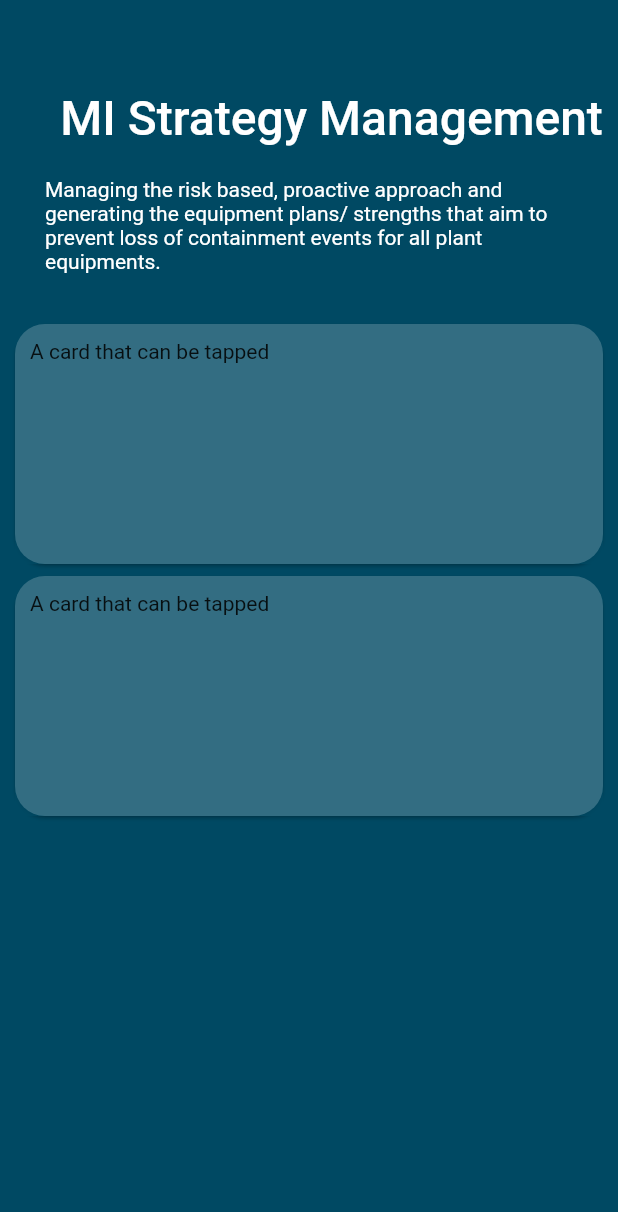
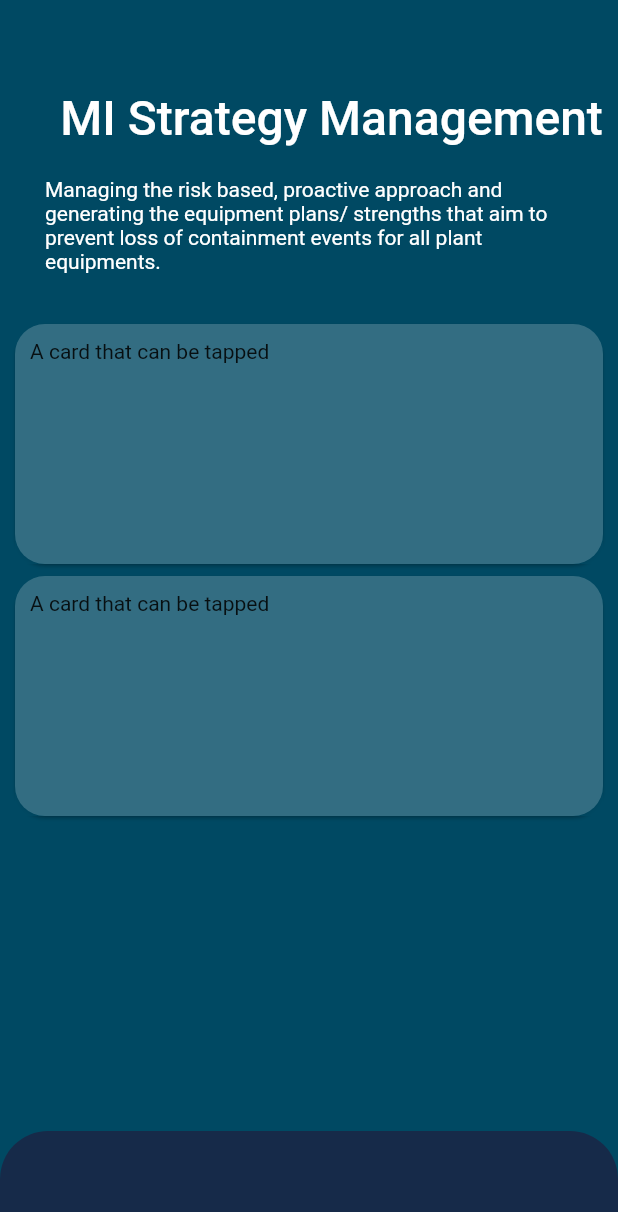
Before and after one commit to SonQBChau/brand_root_solution, a Flutter app: the screen it shows after launch, on a phone screen of 412 x 824 dp. Shown: the top 1212 px of the screen. Run offline on Flutter 3.47's test engine with Material 2 defaults, Android fonts, the phone set to English and light mode, and no system bars; our stand-ins replace charts_flutter; missing offline and left inert: animator.

Commit message:
add bottom sheet

```diff
--- a/lib/screens/mi_strategy_page.dart
+++ b/lib/screens/mi_strategy_page.dart
@@ -1,5 +1,6 @@
 import 'package:flutter/material.dart';
 import 'package:sale_form_demo/utils/app_color.dart';
+import 'package:sale_form_demo/widgets/mi_strategy_bottom_sheet.dart';
 
 class MiStrategyPage extends StatelessWidget {
 
@@ -14,7 +15,9 @@ class MiStrategyPage extends StatelessWidget {
           height: screenHeight,
         ),
         color: colorBlue,
-        child: Column(
+        child: Stack(
+          children: <Widget>[
+            Column(
               children: <Widget>[
                 Container(
                   padding: EdgeInsets.only(left: 30, top: 60),
@@ -76,6 +79,11 @@ class MiStrategyPage extends StatelessWidget {
                 ),
               ],
             ),
+
+
+            MIStrategyBottomSheet(),
+          ],
+        ),
       ),
     );
   }
--- /dev/null
+++ b/lib/widgets/mi_strategy_bottom_sheet.dart
@@ -0,0 +1,116 @@
+import 'dart:ui';
+import 'dart:math' as math;
+import 'package:flutter/material.dart';
+
+const double minHeight = 70;
+const double iconStartSize = 44;  //<-- add edge values
+const double iconEndSize = 120;  //<-- add edge values
+const double iconStartMarginTop = 36;  //<-- add edge values
+const double iconEndMarginTop = 80;  //<-- add edge values
+const double iconsVerticalSpacing = 24;  //<-- add edge values
+const double iconsHorizontalSpacing = 16;  //<-- add edge values
+
+class MIStrategyBottomSheet extends StatefulWidget {
+  @override
+  _MIStrategyBottomSheetState createState() => _MIStrategyBottomSheetState();
+}
+
+class _MIStrategyBottomSheetState extends State<MIStrategyBottomSheet> with SingleTickerProviderStateMixin {
+  AnimationController _controller;
+
+  double get maxHeight => MediaQuery.of(context).size.height;
+  double get headerTopMargin => lerp(20, 20 + MediaQuery.of(context).padding.top); //<-- Add new property
+  double get headerFontSize => lerp(14, 24);
+  double get itemBorderRadius => lerp(8, 24); //<-- increase item border radius
+  double get iconSize => lerp(iconStartSize, iconEndSize); //<-- increase icon size
+  double get iconLeftBorderRadius => itemBorderRadius; //<-- Left border radius stays the same
+  double get iconRightBorderRadius => lerp(8, 0); //<-- Right border radius lerps to 0 instead.
+
+  double iconTopMargin(int index) =>
+      lerp(iconStartMarginTop,
+          iconEndMarginTop + index * (iconsVerticalSpacing + iconEndSize)) +
+          headerTopMargin; //<-- calculate top margin based on header margin, and size of all of icons above (from small to big)
+
+  double iconLeftMargin(int index) =>
+      lerp(index * (iconsHorizontalSpacing + iconStartSize), 0); //<-- calculate left margin (from big to small)
+
+  @override
+  void initState() {
+    super.initState();
+    _controller = AnimationController(
+      //<-- initialize a controller
+      vsync: this,
+      duration: Duration(milliseconds: 600),
+    );
+  }
+
+  @override
+  void dispose() {
+    _controller.dispose(); //<-- and remember to dispose it!
+    super.dispose();
+  }
+
+  double lerp(double min, double max) =>
+      lerpDouble(min, max, _controller.value); //<-- lerp any value based on the controller
+
+  void _toggle() {
+    final bool isOpen = _controller.status == AnimationStatus.completed;
+    _controller.fling(velocity: isOpen ? -2 : 2); //<-- ...snap the sheet in proper direction
+  }
+
+  void _handleDragUpdate(DragUpdateDetails details) {
+    _controller.value -=
+        details.primaryDelta / maxHeight; //<-- Update the _controller.value by the movement done by user.
+  }
+
+  void _handleDragEnd(DragEndDetails details) {
+    if (_controller.isAnimating || _controller.status == AnimationStatus.completed) return;
+
+    final double flingVelocity =
+        details.velocity.pixelsPerSecond.dy / maxHeight; //<-- calculate the velocity of the gesture
+    if (flingVelocity < 0.0)
+      _controller.fling(velocity: math.max(2.0, -flingVelocity)); //<-- either continue it upwards
+    else if (flingVelocity > 0.0)
+      _controller.fling(velocity: math.min(-2.0, -flingVelocity)); //<-- or continue it downwards
+    else
+      _controller.fling(
+          velocity: _controller.value < 0.5 ? -2.0 : 2.0); //<-- or just continue to whichever edge is closer
+  }
+
+
+
+
+
+  @override
+  Widget build(BuildContext context) {
+    return AnimatedBuilder(
+      //<--add animated builder
+      animation: _controller,
+      builder: (context, child) {
+        return Positioned(
+          height: lerp(minHeight, maxHeight),
+          //<-- update height value to scale with controller
+          left: 0,
+          right: 0,
+          bottom: 0,
+          child: GestureDetector(
+            //<-- add a gesture detector
+            onTap: _toggle, //<-- on tap...
+            onVerticalDragUpdate: _handleDragUpdate, //<-- Add verticalDragUpdate callback
+            onVerticalDragEnd: _handleDragEnd, //<-- Add verticalDragEnd callback
+            child: Container(
+              padding: const EdgeInsets.symmetric(horizontal: 32),
+              decoration: const BoxDecoration(
+                color: Color(0xFF162A49),
+                borderRadius: BorderRadius.vertical(top: Radius.circular(32)),
+              ),
+              child: Stack(
+
+              ),
+            ),
+          ),
+        );
+      },
+    );
+  }
+}
```
Lines whose indentation alone changed are shown as unchanged.
